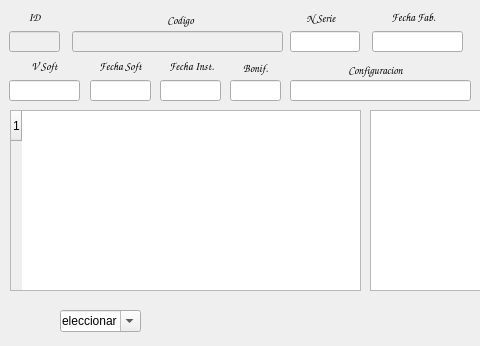
Old version of the form reparacioneseditar.ui in the repository Matias2178/Sistema_Postventa; both pictures show x 0 to 480 and y 0 to 346 of the 711 by 346 pixel window.
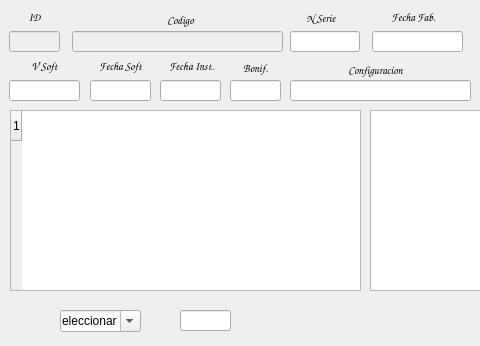
New version of the form.

Commit message: Ahora cuando se borra un trabajo, tambien se borran los ingresos y los items de las reparaciones relacionados. Se Agrego en las tablas una columna que indica la cantidad de items procesados Implementacion de una funcion que muestra si hay diferencia entre las cantidades de lo que se ingreso y de lo que se proceso,y muestra un resumen en la pantalla de notas de pedido Funcion para completar la planilla de Excel de los ingresos. Implementacion de funcion que busca trabajos borrados y elimina los items que quedaron sin relacion

```diff
--- a/reparacioneseditar.ui
+++ b/reparacioneseditar.ui
@@ -669,6 +669,39 @@
     </property>
    </item>
   </widget>
+  <widget class="QLineEdit" name="Cantidad">
+   <property name="geometry">
+    <rect>
+     <x>180</x>
+     <y>310</y>
+     <width>51</width>
+     <height>21</height>
+    </rect>
+   </property>
+   <property name="font">
+    <font>
+     <family>Times New Roman</family>
+     <pointsize>10</pointsize>
+     <weight>75</weight>
+     <bold>true</bold>
+    </font>
+   </property>
+   <property name="contextMenuPolicy">
+    <enum>Qt::DefaultContextMenu</enum>
+   </property>
+   <property name="layoutDirection">
+    <enum>Qt::LeftToRight</enum>
+   </property>
+   <property name="styleSheet">
+    <string notr="true"/>
+   </property>
+   <property name="text">
+    <string/>
+   </property>
+   <property name="alignment">
+    <set>Qt::AlignCenter</set>
+   </property>
+  </widget>
  </widget>
  <resources/>
  <connections>
```
The commit also changes 19 other files.
